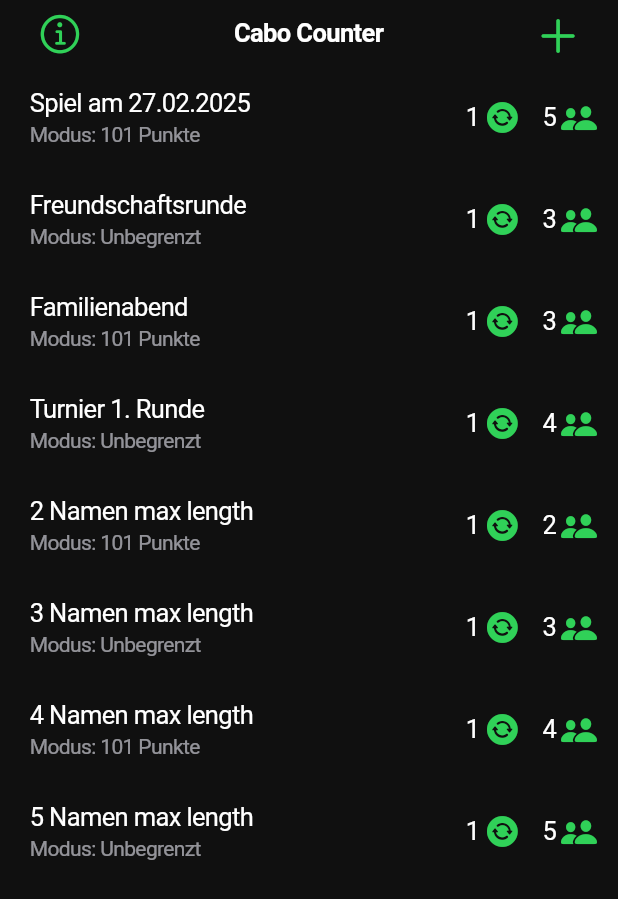
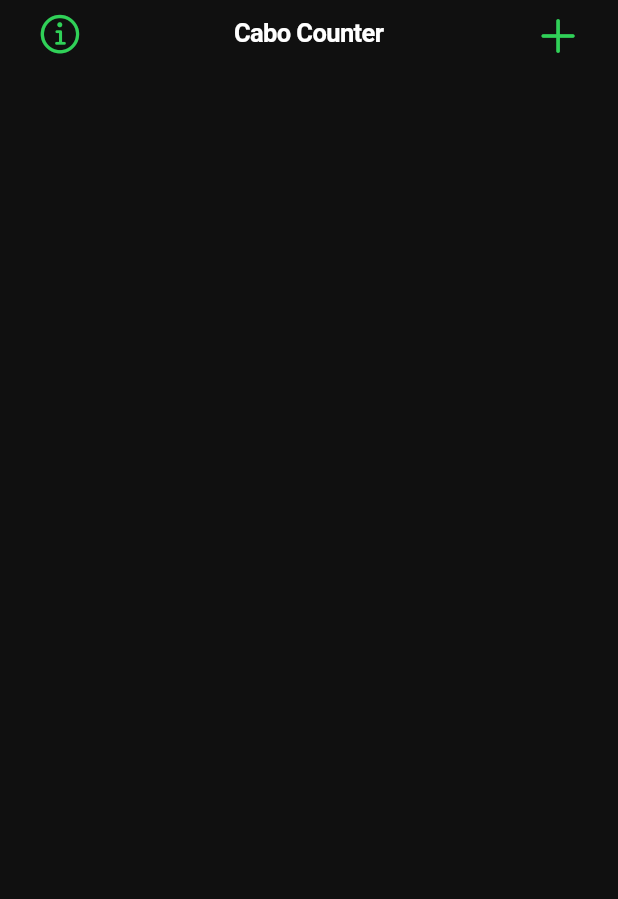
Before and after one commit to flixcoo/Cabo-Counter, a Flutter app: the screen it shows after launch, on a phone screen of 412 x 824 dp. Shown: the top 899 px of the screen. Run offline on Flutter 3.47's test engine with Material 3 defaults, Android fonts, the phone set to English and light mode, and no system bars; our stand-ins replace flutter_keyboard_visibility, font_awesome_flutter, package_info_plus.

Commit message:
Implementing gameList in Code

```diff
--- a/lib/views/main_menu_view.dart
+++ b/lib/views/main_menu_view.dart
@@ -1,4 +1,4 @@
-import 'package:cabo_counter/data/game_session.dart';
+import 'package:cabo_counter/utility/globals.dart';
 import 'package:cabo_counter/views/active_game_view.dart';
 import 'package:cabo_counter/views/create_game_view.dart';
 import 'package:cabo_counter/views/information_view.dart';
@@ -14,46 +14,8 @@ class MainMenuView extends StatefulWidget {
 }
 
 class _MainMenuViewState extends State<MainMenuView> {
-  final List<GameSession> gameSessionArray = [
-    GameSession(
-        gameTitle: 'Spiel am 27.02.2025',
-        players: ['Clara', 'Tobias', 'Yannik', 'Lena', 'Lekaia'],
-        gameHasPointLimit: true),
-    GameSession(
-        gameTitle: 'Freundschaftsrunde',
-        players: ['Felix', 'Jonas', 'Nils'],
-        gameHasPointLimit: false),
-    GameSession(
-      gameTitle: 'Familienabend',
-      players: ['Mama', 'Papa', 'Lisa'],
-      gameHasPointLimit: true,
-    ),
-    GameSession(
-        gameTitle: 'Turnier 1. Runde',
-        players: ['Tim', 'Max', 'Sophie', 'Lena'],
-        gameHasPointLimit: false),
-    GameSession(
-        gameTitle: '2 Namen max length',
-        players: ['Heinrich', 'Johannes'],
-        gameHasPointLimit: true),
-    GameSession(
-        gameTitle: '3 Namen max length',
-        players: ['Benjamin', 'Stefanie', 'Wolfgang'],
-        gameHasPointLimit: false),
-    GameSession(
-        gameTitle: '4 Namen max length',
-        players: ['Leonhard', 'Mathilde', 'Bernhard', 'Gerlinde'],
-        gameHasPointLimit: true),
-    GameSession(
-        gameTitle: '5 Namen max length',
-        players: ['Hartmuth', 'Elisabet', 'Rosalind', 'Theresia', 'Karoline'],
-        gameHasPointLimit: false),
-  ];
-
   @override
   Widget build(BuildContext context) {
-    gameSessionArray.sort((b, a) => a.createdAt.compareTo(b.createdAt));
-
     return CupertinoPageScaffold(
       navigationBar: CupertinoNavigationBar(
         leading: IconButton(
@@ -84,9 +46,9 @@ class _MainMenuViewState extends State<MainMenuView> {
       child: CupertinoPageScaffold(
         child: SafeArea(
           child: ListView.builder(
-            itemCount: gameSessionArray.length,
+            itemCount: Globals.gameList.length,
             itemBuilder: (context, index) {
-              final session = gameSessionArray[index];
+              final session = Globals.gameList[index];
               return Padding(
                   padding: const EdgeInsets.symmetric(vertical: 10.0),
                   child: CupertinoListTile(
@@ -118,7 +80,7 @@ class _MainMenuViewState extends State<MainMenuView> {
                         context,
                         CupertinoPageRoute(
                           builder: (context) => ActiveGameView(
-                              gameSession: gameSessionArray[index]),
+                              gameSession: Globals.gameList[index]),
                         ),
                       );
                       setState(() {});
```
Also changed, not shown: lib/main.dart (+40 -0 lines).
